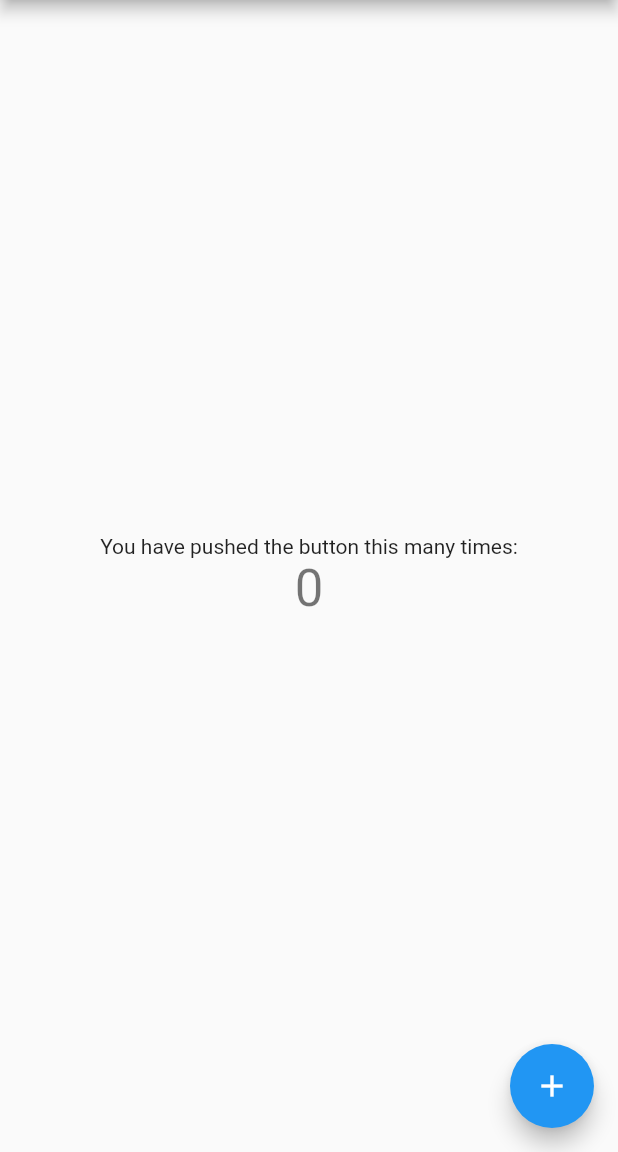
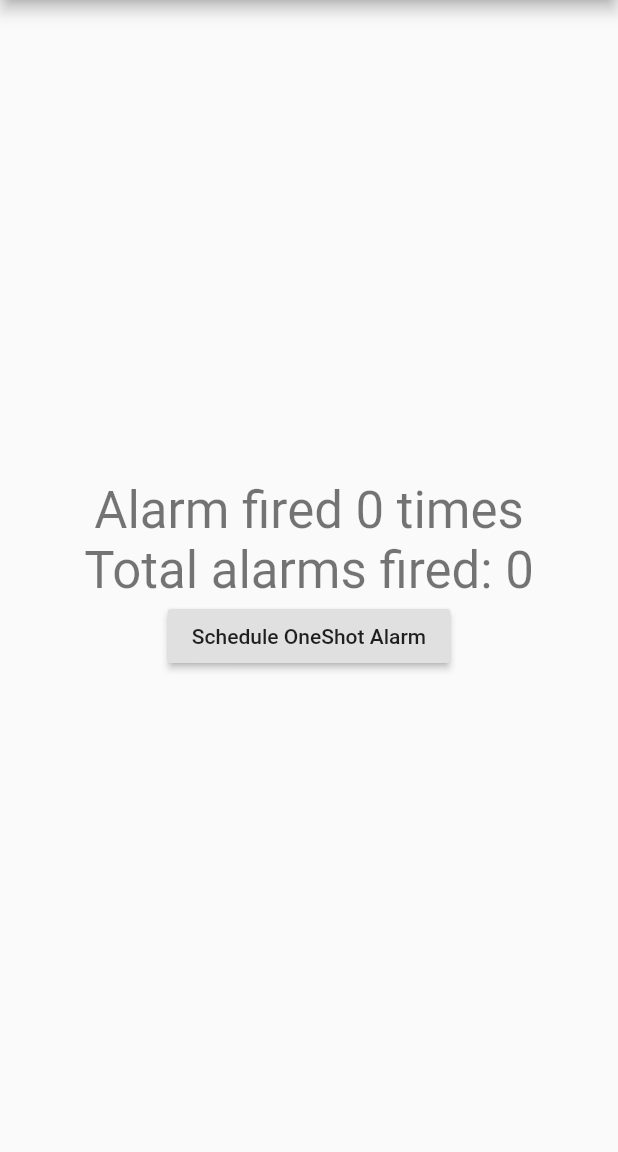
Before and after one commit to beeeyan/flutter-trying-package, a Flutter app: the screen it shows after launch, on a phone screen of 412 x 824 dp, the part 84-1236 px from its top. Run offline on Flutter 3.47's test engine with Material 2 defaults, Android fonts, the phone set to English and light mode, and no system bars; our stand-ins replace shared_preferences; missing offline and left inert: android_alarm_manager.

Commit message:
changed android_alarm_manager example code

```diff
--- a/lib/main.dart
+++ b/lib/main.dart
@@ -1,43 +1,108 @@
+import 'dart:isolate';
+import 'dart:math';
+import 'dart:ui';
+
+import 'package:android_alarm_manager/android_alarm_manager.dart';
+import 'package:shared_preferences/shared_preferences.dart';
 import 'package:flutter/material.dart';
 
-void main() {
-  runApp(MyApp());
+/// The [SharedPreferences] key to access the alarm fire count.
+const String countKey = 'count';
+
+/// The name associated with the UI isolate's [SendPort].
+const String isolateName = 'isolate';
+
+/// A port used to communicate from a background isolate to the UI isolate.
+final ReceivePort port = ReceivePort();
+
+/// Global [SharedPreferences] object.
+SharedPreferences prefs;
+
+Future<void> main() async {
+  // TODO(bkonyi): uncomment
+  WidgetsFlutterBinding.ensureInitialized();
+
+  // Register the UI isolate's SendPort to allow for communication from the
+  // background isolate.
+  IsolateNameServer.registerPortWithName(
+    port.sendPort,
+    isolateName,
+  );
+  prefs = await SharedPreferences.getInstance();
+  if (!prefs.containsKey(countKey)) {
+    await prefs.setInt(countKey, 0);
+  }
+  runApp(AlarmManagerExampleApp());
 }
 
-class MyApp extends StatelessWidget {
+/// Example app for Espresso plugin.
+class AlarmManagerExampleApp extends StatelessWidget {
   // This widget is the root of your application.
   @override
   Widget build(BuildContext context) {
     return MaterialApp(
       title: '寝落ち防止',
-      theme: ThemeData(
-        primarySwatch: Colors.blue,
-        visualDensity: VisualDensity.adaptivePlatformDensity,
-      ),
-      home: MyHomePage(title: '寝落ち防止'),
+      home: _AlarmHomePage(title: '寝落ち防止'),
     );
   }
 }
 
-class MyHomePage extends StatefulWidget {
-  MyHomePage({Key key, this.title}) : super(key: key);
+class _AlarmHomePage extends StatefulWidget {
+  _AlarmHomePage({Key key, this.title}) : super(key: key);
   final String title;
 
   @override
-  _MyHomePageState createState() => _MyHomePageState();
+  _AlarmHomePageState createState() => _AlarmHomePageState();
 }
 
-class _MyHomePageState extends State<MyHomePage> {
+class _AlarmHomePageState extends State<_AlarmHomePage> {
   int _counter = 0;
 
-  void _incrementCounter() {
+  @override
+  void initState() {
+    super.initState();
+    AndroidAlarmManager.initialize();
+
+    // Register for events from the background isolate. These messages will
+    // always coincide with an alarm firing.
+    port.listen((_) async => await _incrementCounter());
+  }
+
+  Future<void> _incrementCounter() async {
+    print('Increment counter!');
+
+    // Ensure we've loaded the updated count from the background isolate.
+    await prefs.reload();
+
     setState(() {
       _counter++;
     });
   }
 
+  // The background
+  static SendPort uiSendPort;
+
+  // The callback for our alarm
+  static Future<void> callback() async {
+    print('Alarm fired!');
+
+    // Get the previous cached count and increment it.
+    final prefs = await SharedPreferences.getInstance();
+    int currentCount = prefs.getInt(countKey);
+    await prefs.setInt(countKey, currentCount + 1);
+
+    // This will be null if we're running in the background.
+    uiSendPort ??= IsolateNameServer.lookupPortByName(isolateName);
+    uiSendPort?.send(null);
+  }
+
   @override
   Widget build(BuildContext context) {
+    // TODO(jackson): This has been deprecated and should be replaced
+    // with `headline4` when it's available on all the versions of
+    // Flutter that we test.
+    // ignore: deprecated_member_use
+    final textStyle = Theme.of(context).textTheme.display1;
     return Scaffold(
       appBar: AppBar(
         title: Text(widget.title),
@@ -47,20 +112,42 @@ class _MyHomePageState extends State<MyHomePage> {
           mainAxisAlignment: MainAxisAlignment.center,
           children: <Widget>[
             Text(
-              'You have pushed the button this many times:',
+              'Alarm fired $_counter times',
+              style: textStyle,
             ),
-            Text(
-              '$_counter',
-              style: Theme.of(context).textTheme.headline4,
+            Row(
+              mainAxisAlignment: MainAxisAlignment.center,
+              children: <Widget>[
+                Text(
+                  'Total alarms fired: ',
+                  style: textStyle,
+                ),
+                Text(
+                  prefs.getInt(countKey).toString(),
+                  key: ValueKey('BackgroundCountText'),
+                  style: textStyle,
+                ),
+              ],
+            ),
+            RaisedButton(
+              child: Text(
+                'Schedule OneShot Alarm',
+              ),
+              key: ValueKey('RegisterOneShotAlarm'),
+              onPressed: () async {
+                await AndroidAlarmManager.oneShot(
+                  const Duration(seconds: 5),
+                  // Ensure we have a unique alarm ID.
+                  Random().nextInt(pow(2, 31)),
+                  callback,
+                  exact: true,
+                  wakeup: true,
+                );
+              },
             ),
           ],
         ),
       ),
-      floatingActionButton: FloatingActionButton(
-        onPressed: _incrementCounter,
-        tooltip: 'Increment',
-        child: Icon(Icons.add),
-      ), // This trailing comma makes auto-formatting nicer for build methods.
     );
   }
 }
--- a/pubspec.yaml
+++ b/pubspec.yaml
@@ -23,6 +23,8 @@ environment:
 dependencies:
   flutter:
     sdk: flutter
+  android_alarm_manager: ^0.4.5+11
+  shared_preferences: ^0.5.8
 
   # The following adds the Cupertino Icons font to your application.
   # Use with the CupertinoIcons class for iOS style icons.
```
Also changed, not shown: pubspec.lock, 2 other files.
